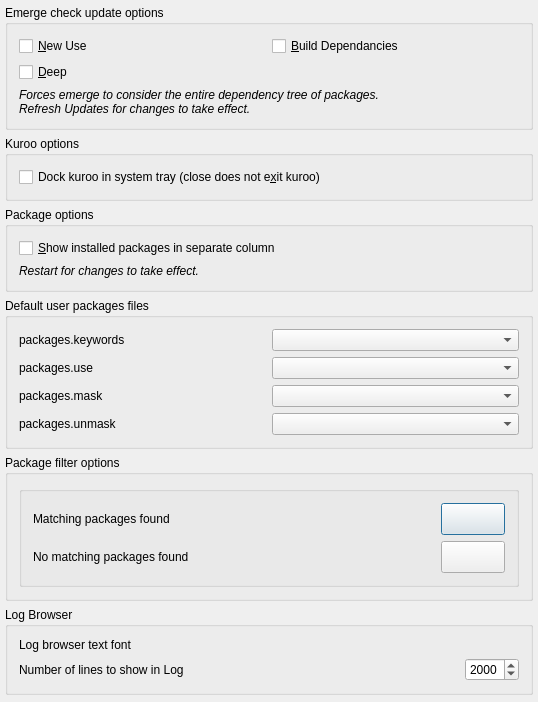
Above: kuroo4/trunk/src/config/options1.ui from mjeveritt/kuroo before the change. Below: the same form after it.
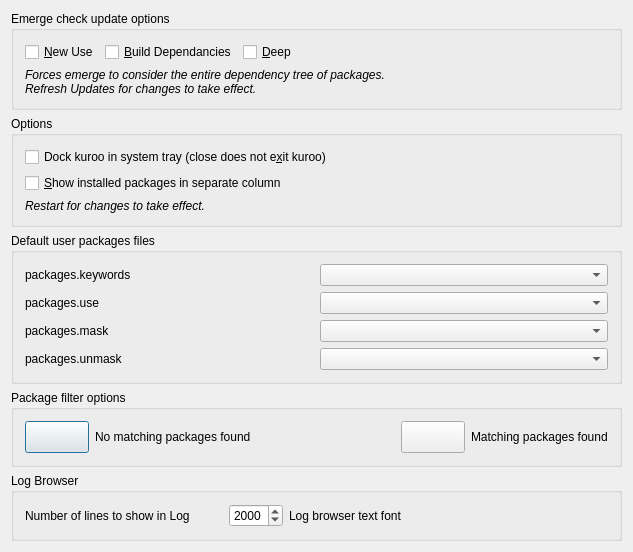
That is the form after the change. Custom widgets are drawn as their Qt base class.

Commit message: Make the config dialog shorter. I may have to split the General tab in General and View.

The edit to the form file:
```diff
--- a/kuroo4/trunk/src/config/options1.ui
+++ b/kuroo4/trunk/src/config/options1.ui
@@ -6,17 +6,14 @@
    <rect>
     <x>0</x>
     <y>0</y>
-    <width>538</width>
-    <height>702</height>
+    <width>633</width>
+    <height>548</height>
    </rect>
   </property>
   <property name="windowTitle">
    <string>Form1</string>
   </property>
-  <layout class="QVBoxLayout">
-   <property name="margin">
-    <number>5</number>
-   </property>
+  <layout class="QVBoxLayout" name="verticalLayout">
    <item>
     <widget class="QGroupBox" name="portage_2_2_2">
      <property name="title">
@@ -53,10 +50,6 @@
           </property>
          </widget>
         </item>
-       </layout>
-      </item>
-      <item>
-       <layout class="QHBoxLayout">
         <item>
          <widget class="QCheckBox" name="kcfg_updateDeep">
           <property name="text">
@@ -105,26 +98,12 @@
    <item>
     <widget class="QGroupBox" name="portage_2_3">
      <property name="title">
-      <string>Kuroo options</string>
+      <string>Options</string>
      </property>
-     <layout class="QGridLayout">
-      <item row="0" column="1">
-       <spacer name="spacer2_2_2">
-        <property name="orientation">
-         <enum>Qt::Horizontal</enum>
-        </property>
-        <property name="sizeType">
-         <enum>QSizePolicy::Expanding</enum>
-        </property>
-        <property name="sizeHint" stdset="0">
-         <size>
-          <width>146</width>
-          <height>20</height>
-         </size>
-        </property>
-       </spacer>
-      </item>
-      <item row="0" column="0">
+     <layout class="QVBoxLayout" name="verticalLayout_3">
+      <item>
+       <layout class="QHBoxLayout" name="horizontalLayout_13">
+        <item>
        <widget class="QCheckBox" name="kcfg_isSystrayEnabled">
         <property name="text">
          <string>Dock kuroo in system tray (close does not e&amp;xit kuroo)</string>
@@ -137,17 +116,28 @@
         </property>
        </widget>
       </item>
-     </layout>
-    </widget>
+        <item>
+         <spacer name="spacer2_2_2">
+          <property name="orientation">
+           <enum>Qt::Horizontal</enum>
+          </property>
+          <property name="sizeType">
+           <enum>QSizePolicy::Expanding</enum>
+          </property>
+          <property name="sizeHint" stdset="0">
+           <size>
+            <width>146</width>
+            <height>20</height>
+           </size>
+          </property>
+         </spacer>
+        </item>
+       </layout>
    </item>
    <item>
-    <widget class="QGroupBox" name="portage_2_3_2">
-     <property name="title">
-      <string>Package options</string>
-     </property>
-     <layout class="QVBoxLayout" name="verticalLayout_5">
+       <layout class="QVBoxLayout" name="verticalLayout_2">
       <item>
-       <layout class="QHBoxLayout" name="horizontalLayout_9">
+         <layout class="QHBoxLayout" name="horizontalLayout_12">
         <item>
          <widget class="QCheckBox" name="kcfg_installedColumn">
           <property name="text">
@@ -190,6 +180,8 @@
        </widget>
       </item>
      </layout>
+      </item>
+     </layout>
     </widget>
    </item>
    <item>
@@ -262,56 +254,83 @@
      <property name="title">
       <string>Package filter options</string>
      </property>
-     <layout class="QVBoxLayout" name="verticalLayout_2">
+     <layout class="QHBoxLayout" name="horizontalLayout_10">
       <item>
-       <widget class="QGroupBox" name="colorsBox">
-        <property name="enabled">
-         <bool>true</bool>
-        </property>
-        <property name="title">
+       <layout class="QHBoxLayout" name="horizontalLayout_2">
+        <item>
+         <widget class="KColorButton" name="kcfg_noMatchColor">
+          <property name="sizePolicy">
+           <sizepolicy hsizetype="Fixed" vsizetype="Fixed">
+            <horstretch>0</horstretch>
+            <verstretch>0</verstretch>
+           </sizepolicy>
+          </property>
+          <property name="minimumSize">
+           <size>
+            <width>64</width>
+            <height>32</height>
+           </size>
+          </property>
+          <property name="maximumSize">
+           <size>
+            <width>64</width>
+            <height>32</height>
+           </size>
+          </property>
+          <property name="toolTip">
+           <string>Click to select the color of the OSD text.</string>
+          </property>
+          <property name="whatsThis">
+           <string>The color of the OSD text.</string>
+          </property>
+          <property name="text">
          <string/>
         </property>
-        <property name="flat">
+          <property name="color">
+           <color>
+            <red>255</red>
+            <green>159</green>
+            <blue>144</blue>
+           </color>
+          </property>
+         </widget>
+        </item>
+        <item>
+         <widget class="QLabel" name="textLabel2">
+          <property name="sizePolicy">
+           <sizepolicy hsizetype="Minimum" vsizetype="Preferred">
+            <horstretch>1</horstretch>
+            <verstretch>0</verstretch>
+           </sizepolicy>
+          </property>
+          <property name="whatsThis">
+           <string>The color of the OSD text.</string>
+          </property>
+          <property name="text">
+           <string>No matching packages found</string>
+          </property>
+          <property name="wordWrap">
          <bool>false</bool>
         </property>
-        <layout class="QVBoxLayout" name="verticalLayout">
+         </widget>
+        </item>
+       </layout>
+      </item>
+      <item>
+       <spacer name="horizontalSpacer_2">
+        <property name="orientation">
+         <enum>Qt::Horizontal</enum>
+        </property>
+        <property name="sizeHint" stdset="0">
+         <size>
+          <width>40</width>
+          <height>20</height>
+         </size>
+        </property>
+       </spacer>
+      </item>
          <item>
           <layout class="QHBoxLayout" name="horizontalLayout">
-           <item>
-            <widget class="QLabel" name="textLabel2_2">
-             <property name="sizePolicy">
-              <sizepolicy hsizetype="Preferred" vsizetype="Preferred">
-               <horstretch>1</horstretch>
-               <verstretch>0</verstretch>
-              </sizepolicy>
-             </property>
-             <property name="whatsThis">
-              <string>The color of the OSD background.</string>
-             </property>
-             <property name="frameShape">
-              <enum>QFrame::NoFrame</enum>
-             </property>
-             <property name="text">
-              <string>Matching packages found</string>
-             </property>
-             <property name="wordWrap">
-              <bool>false</bool>
-             </property>
-            </widget>
-           </item>
-           <item>
-            <spacer name="horizontalSpacer">
-             <property name="orientation">
-              <enum>Qt::Horizontal</enum>
-             </property>
-             <property name="sizeHint" stdset="0">
-              <size>
-               <width>40</width>
-               <height>20</height>
-              </size>
-             </property>
-            </spacer>
-           </item>
            <item>
             <widget class="KColorButton" name="kcfg_matchColor">
              <property name="sizePolicy">
@@ -350,12 +369,8 @@
              </property>
             </widget>
            </item>
-          </layout>
-         </item>
          <item>
-          <layout class="QHBoxLayout" name="horizontalLayout_2">
-           <item>
-            <widget class="QLabel" name="textLabel2">
+         <widget class="QLabel" name="textLabel2_2">
              <property name="sizePolicy">
               <sizepolicy hsizetype="Minimum" vsizetype="Preferred">
                <horstretch>1</horstretch>
@@ -363,71 +378,20 @@
               </sizepolicy>
              </property>
              <property name="whatsThis">
-              <string>The color of the OSD text.</string>
+           <string>The color of the OSD background.</string>
+          </property>
+          <property name="frameShape">
+           <enum>QFrame::NoFrame</enum>
              </property>
              <property name="text">
-              <string>No matching packages found</string>
+           <string>Matching packages found</string>
              </property>
              <property name="wordWrap">
               <bool>false</bool>
              </property>
             </widget>
            </item>
-           <item>
-            <spacer name="horizontalSpacer_2">
-             <property name="orientation">
-              <enum>Qt::Horizontal</enum>
-             </property>
-             <property name="sizeHint" stdset="0">
-              <size>
-               <width>40</width>
-               <height>20</height>
-              </size>
-             </property>
-            </spacer>
-           </item>
-           <item>
-            <widget class="KColorButton" name="kcfg_noMatchColor">
-             <property name="sizePolicy">
-              <sizepolicy hsizetype="Fixed" vsizetype="Fixed">
-               <horstretch>0</horstretch>
-               <verstretch>0</verstretch>
-              </sizepolicy>
-             </property>
-             <property name="minimumSize">
-              <size>
-               <width>64</width>
-               <height>32</height>
-              </size>
-             </property>
-             <property name="maximumSize">
-              <size>
-               <width>64</width>
-               <height>32</height>
-              </size>
-             </property>
-             <property name="toolTip">
-              <string>Click to select the color of the OSD text.</string>
-             </property>
-             <property name="whatsThis">
-              <string>The color of the OSD text.</string>
-             </property>
-             <property name="text">
-              <string/>
-             </property>
-             <property name="color">
-              <color>
-               <red>255</red>
-               <green>159</green>
-               <blue>144</blue>
-              </color>
-             </property>
-            </widget>
-           </item>
-          </layout>
-         </item>
-        </layout>
-       </widget>
+       </layout>
       </item>
      </layout>
     </widget>
@@ -437,40 +401,7 @@
      <property name="title">
       <string>Log Browser</string>
      </property>
-     <layout class="QVBoxLayout" name="verticalLayout_3">
-      <item>
-       <layout class="QHBoxLayout" name="horizontalLayout_3">
-        <item>
-         <widget class="QLabel" name="textLabel2_3">
-          <property name="sizePolicy">
-           <sizepolicy hsizetype="Preferred" vsizetype="Preferred">
-            <horstretch>1</horstretch>
-            <verstretch>0</verstretch>
-           </sizepolicy>
-          </property>
-          <property name="whatsThis">
-           <string>The color of the OSD text.</string>
-          </property>
-          <property name="text">
-           <string>Log browser text font</string>
-          </property>
-          <property name="wordWrap">
-           <bool>false</bool>
-          </property>
-         </widget>
-        </item>
-        <item>
-         <widget class="KFontRequester" name="kcfg_logFont">
-          <property name="minimumSize">
-           <size>
-            <width>200</width>
-            <height>0</height>
-           </size>
-          </property>
-         </widget>
-        </item>
-       </layout>
-      </item>
+     <layout class="QHBoxLayout" name="horizontalLayout_11">
       <item>
        <layout class="QHBoxLayout" name="horizontalLayout_4">
         <item>
@@ -514,6 +445,39 @@
         </item>
        </layout>
       </item>
+      <item>
+       <layout class="QHBoxLayout" name="horizontalLayout_3">
+        <item>
+         <widget class="QLabel" name="textLabel2_3">
+          <property name="sizePolicy">
+           <sizepolicy hsizetype="Preferred" vsizetype="Preferred">
+            <horstretch>1</horstretch>
+            <verstretch>0</verstretch>
+           </sizepolicy>
+          </property>
+          <property name="whatsThis">
+           <string>The color of the OSD text.</string>
+          </property>
+          <property name="text">
+           <string>Log browser text font</string>
+          </property>
+          <property name="wordWrap">
+           <bool>false</bool>
+          </property>
+         </widget>
+        </item>
+        <item>
+         <widget class="KFontRequester" name="kcfg_logFont">
+          <property name="minimumSize">
+           <size>
+            <width>200</width>
+            <height>0</height>
+           </size>
+          </property>
+         </widget>
+        </item>
+       </layout>
+      </item>
      </layout>
     </widget>
    </item>
```
Lines whose indentation alone changed are shown as unchanged.
